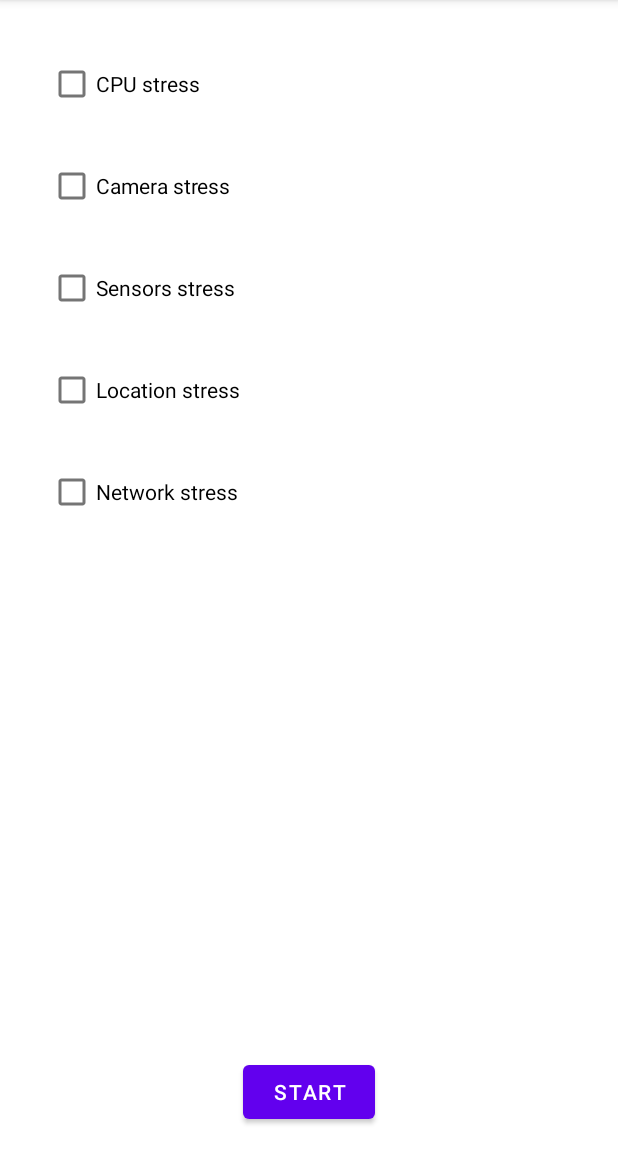
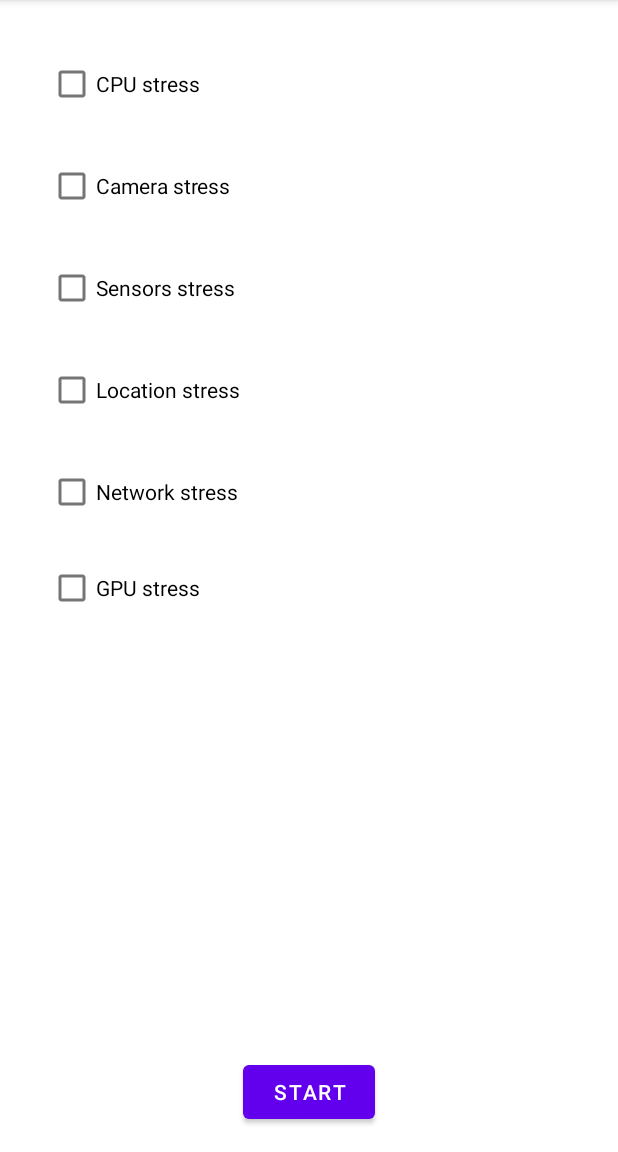
Before and after one commit to S2-group/batterydrainer, an Android app: the screen it shows after launch (MainActivity), after a tap on "START", on a phone screen of 412 x 824 dp, the part 84-1236 px from its top. Run offline under Robolectric (Android 15) with nearby library versions, the phone set to English and light mode, and no system bars.

Commit message:
option for GPU stressing

```diff
--- a/app/src/main/java/nl/vu/cs/s2group/batterybomber/StressChoices.kt
+++ b/app/src/main/java/nl/vu/cs/s2group/batterybomber/StressChoices.kt
@@ -48,6 +48,7 @@ class StressChoices : Fragment(R.layout.fragment_stress_choices) {
         val sensorsStressCheckBox: CheckBox = view.findViewById(R.id.sensors_stress_checkbox)
         val locationStressCheckBox: CheckBox = view.findViewById(R.id.location_stress_checkbox)
         val networkStressCheckBox: CheckBox = view.findViewById(R.id.network_stress_checkbox)
+        val gpuStressCheckBox: CheckBox = view.findViewById(R.id.gpu_stress_checkbox)
 
         Log.i(javaClass.name, locationManager.getProviders(false).joinToString(prefix="Found Location Providers: "))
 
@@ -116,15 +117,16 @@ class StressChoices : Fragment(R.layout.fragment_stress_choices) {
             val sensorsStress: Boolean = sensorsStressCheckBox.isChecked
             val locationStress : Boolean = locationStressCheckBox.isChecked
             val networkStress : Boolean = networkStressCheckBox.isChecked
+            val gpuStress : Boolean = gpuStressCheckBox.isChecked
             val hasSelected: Boolean = arrayOf(
-                cpuStress, cameraStress, sensorsStress, locationStress, networkStress
+                cpuStress, cameraStress, sensorsStress, locationStress, networkStress, gpuStress
             ).any { it }
 
             if(!hasSelected) {
                 Toast.makeText(view.context, "Select at least one component for testing", Toast.LENGTH_LONG).show()
                 return@setOnClickListener
             }
-            view.findNavController().navigate(StressChoicesDirections.actionStressChoicesToStressRunning(cpuStress, cameraStress, sensorsStress, locationStress, networkStress))
+            view.findNavController().navigate(StressChoicesDirections.actionStressChoicesToStressRunning(cpuStress, cameraStress, sensorsStress, locationStress, networkStress, gpuStress))
         }
     }
 
--- a/app/src/main/java/nl/vu/cs/s2group/batterybomber/StressRunning.kt
+++ b/app/src/main/java/nl/vu/cs/s2group/batterybomber/StressRunning.kt
@@ -20,6 +20,8 @@ import androidx.fragment.app.add
 import androidx.fragment.app.commit
 import androidx.navigation.findNavController
 import androidx.core.app.ActivityCompat
+import androidx.core.view.isVisible
+import nl.vu.cs.s2group.batterybomber.graphics.MyGLSurfaceView
 import java.io.BufferedInputStream
 import java.io.InputStream
 import java.io.InterruptedIOException
@@ -96,6 +98,11 @@ class StressRunning : Fragment(R.layout.fragment_stress_running) {
              *   - It's also more efficient to keep the radio active for longer periods during each transfer session to reduce the frequency of updates.
             */
             networkExecutorService.execute(NetworkStresser())
+        }
+
+        if(args.gpuStress) {
+            val gpuCanvas: MyGLSurfaceView = requireView().findViewById(R.id.myGLSurfaceView)
+            gpuCanvas.isVisible = true
         }
 
     }
--- a/app/src/main/java/nl/vu/cs/s2group/batterybomber/graphics/MyGLRenderer.kt
+++ b/app/src/main/java/nl/vu/cs/s2group/batterybomber/graphics/MyGLRenderer.kt
@@ -8,6 +8,7 @@ import android.opengl.GLES20
 import android.opengl.GLSurfaceView
 import android.opengl.Matrix
 import android.os.SystemClock
+import android.util.Log
 
 class MyGLRenderer : GLSurfaceView.Renderer {
     private lateinit var mTriangle: Triangle
@@ -33,6 +34,8 @@ class MyGLRenderer : GLSurfaceView.Renderer {
     }
 
     override fun onDrawFrame(unused: GL10) {
+        // Log.d(javaClass.name, "Rendering!")
+
         val scratch = FloatArray(16)
 
         GLES20.glClear(GLES20.GL_COLOR_BUFFER_BIT) // Redraw background color
--- a/app/src/main/res/layout/fragment_stress_choices.xml
+++ b/app/src/main/res/layout/fragment_stress_choices.xml
@@ -57,6 +57,16 @@
         app:layout_constraintStart_toStartOf="parent"
         app:layout_constraintTop_toBottomOf="@+id/location_stress_checkbox" />
 
+    <CheckBox
+        android:id="@+id/gpu_stress_checkbox"
+        android:layout_width="wrap_content"
+        android:layout_height="wrap_content"
+        android:layout_marginStart="32dp"
+        android:layout_marginTop="16dp"
+        android:text="@string/gpu_stress"
+        app:layout_constraintStart_toStartOf="parent"
+        app:layout_constraintTop_toBottomOf="@+id/network_stress_checkbox" />
+
     <Button
         android:id="@+id/start_stress_button"
         android:layout_width="wrap_content"
--- a/app/src/main/res/layout/fragment_stress_running.xml
+++ b/app/src/main/res/layout/fragment_stress_running.xml
@@ -28,12 +28,16 @@
         app:layout_constraintTop_toTopOf="parent"
         tools:layout="@layout/fragment_camera" />
 
+    <!-- Initially invisible because as soon as this custom view gets visible, the GPU will
+    start drawing millions of small rotating triangles
+    -->
     <nl.vu.cs.s2group.batterybomber.graphics.MyGLSurfaceView
         android:id="@+id/myGLSurfaceView"
         android:layout_width="154dp"
         android:layout_height="275dp"
         android:layout_marginStart="16dp"
         android:layout_marginTop="16dp"
+        android:visibility="invisible"
         app:layout_constraintStart_toStartOf="parent"
         app:layout_constraintTop_toTopOf="parent" />
 
--- a/app/src/main/res/navigation/navigation.xml
+++ b/app/src/main/res/navigation/navigation.xml
@@ -36,5 +36,8 @@
             app:argType="boolean" />
         <argument android:name="networkStress"
             app:argType="boolean" />
+        <argument
+            android:name="gpuStress"
+            app:argType="boolean" />
     </fragment>
 </navigation>
--- a/app/src/main/res/values/strings.xml
+++ b/app/src/main/res/values/strings.xml
@@ -9,4 +9,5 @@
     <string name="sensors_stress">Sensors stress</string>
     <string name="location_stress">Location stress</string>
     <string name="network_stress">Network stress</string>
+    <string name="gpu_stress">GPU stress</string>
 </resources>
```
